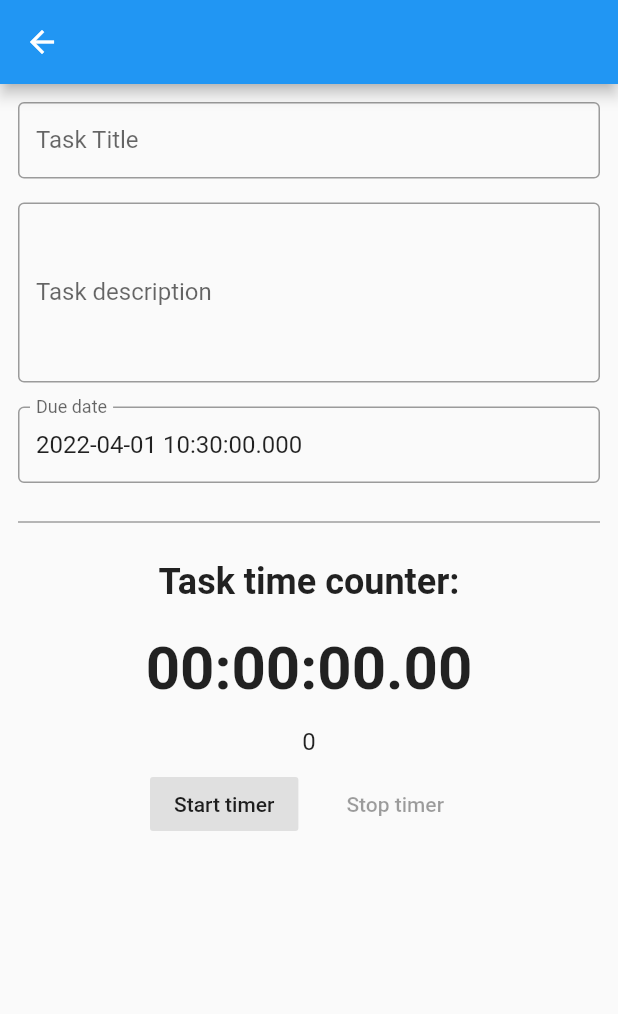
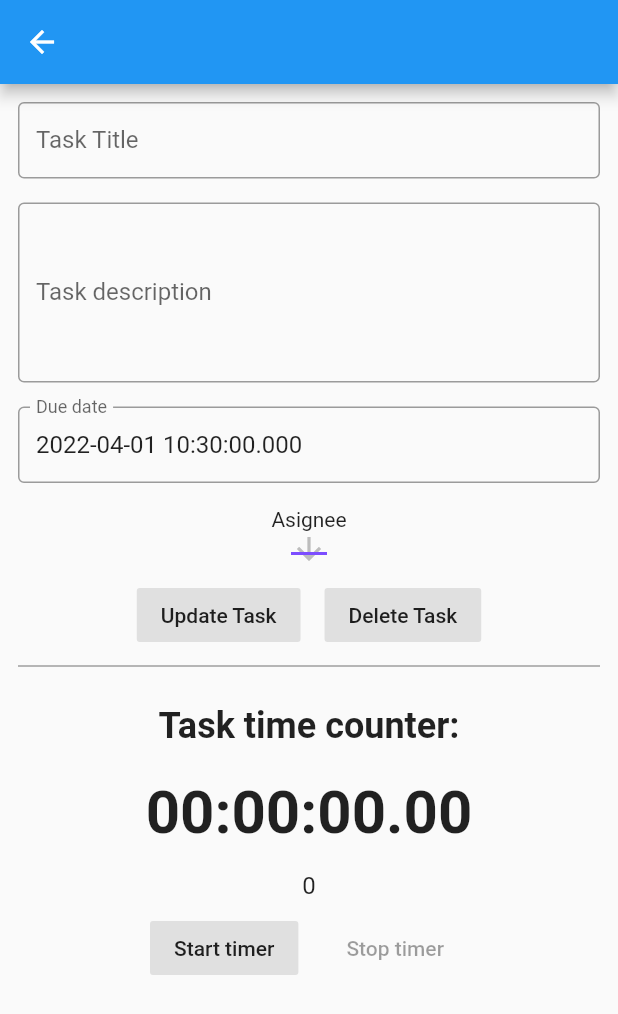
Before and after one commit to darkoskerlevski/employee-time-management-flutter, a Flutter app: the TaskDetailsScreen screen opened directly with empty values, on a phone screen of 412 x 824 dp. Shown: the top 1014 px of the screen. Run offline on Flutter 3.47's test engine with Material 2 defaults, Android fonts, the phone set to English and light mode, and no system bars; our stand-ins replace firebase_auth, firebase_core, firebase_database, flutter_bloc, nanoid, stop_watch_timer; missing offline and left inert: wc_flutter_share; accounts and stored records are empty; Roboto replaces fonts that are missing (Helvetica).

Commit message:
update/delete task finished

```diff
--- a/lib/screens/RemovedTasks.dart
+++ b/lib/screens/RemovedTasks.dart
@@ -67,7 +67,7 @@ class _RemovedTasksScreenState extends State<RemovedTasksScreen> {
         title: const Text('Removed Tasks'),
       ),
       body: ListView(
-        children: [for (Task task in myTasks) CustomCard(task: task)],
+        children: [for (Task task in myTasks) CustomCard(task: task, user: widget.user, removed: true)],
       )
     );
   }
--- a/lib/screens/all_tasks_screen.dart
+++ b/lib/screens/all_tasks_screen.dart
@@ -80,7 +80,7 @@ class _AllTasksScreenState extends State<AllTasksScreen> {
         ]
       ),
       body: ListView(
-        children: [for (Task task in myTasks) CustomCard(task: task)],
+        children: [for (Task task in myTasks) CustomCard(task: task, user: widget.user, removed: false,)],
       ),
       floatingActionButton: FloatingActionButton(
         onPressed: () => {_addItemFunction(context)},
--- a/lib/screens/my_tasks_screen.dart
+++ b/lib/screens/my_tasks_screen.dart
@@ -68,7 +68,7 @@ class _MyTasksScreenState extends State<MyTasksScreen> {
         body: ListView(
           children: [
             for (Task task in myTasks)
-              CustomCard(task: task)
+              CustomCard(task: task, user: widget.user, removed: false)
           ],
         ),
         floatingActionButton: FloatingActionButton(
--- a/lib/screens/task_details_screen.dart
+++ b/lib/screens/task_details_screen.dart
@@ -1,13 +1,19 @@
 import 'package:etm_flutter/service/TaskService.dart';
+import 'package:etm_flutter/service/UserService.dart';
+import 'package:firebase_auth/firebase_auth.dart';
 import 'package:flutter/material.dart';
 import '../components/button.dart';
 import '../model/Task.dart';
 import 'package:intl/intl.dart';
 import 'package:stop_watch_timer/stop_watch_timer.dart';
 
+import '../model/user.dart';
+
 class TaskDetailsScreen extends StatefulWidget {
   Task task;
-  TaskDetailsScreen({required this.task});
+  User user;
+  bool removed;
+  TaskDetailsScreen({required this.task, required this.user, required this.removed});
 
   @override
   _TaskDetailsScreenState createState() => _TaskDetailsScreenState();
@@ -15,19 +21,8 @@ class TaskDetailsScreen extends StatefulWidget {
 
 class _TaskDetailsScreenState extends State<TaskDetailsScreen> {
 
-  // late final stopwatchViewModel = DPStopwatchViewModel(
-  //   startWithTenMilliseconds: widget.task.timeSpent,
-  //   clockTextStyle: const TextStyle(
-  //     color: Colors.black,
-  //     fontSize: 32,
-  //   ),
-  // );
-
   final stopWatchTimer = StopWatchTimer(
     mode: StopWatchMode.countUp,
-    // onChange: (value) => print('onChange $value'),
-    // onChangeRawSecond: (value) => print('onChangeRawSecond $value'),
-    // onChangeRawMinute: (value) => print('onChangeRawMinute $value'),
   );
 
   final taskTitleController = new TextEditingController();
@@ -36,6 +31,8 @@ class _TaskDetailsScreenState extends State<TaskDetailsScreen> {
   var myFormat = DateFormat('yyyy-MM-dd');
   bool _isButtonDisabled = false;
   int totalTime = 0;
+  String dropdownValue="";
+  List<CustomUser> users = [];
 
 
   @override
@@ -43,6 +40,17 @@ class _TaskDetailsScreenState extends State<TaskDetailsScreen> {
     taskTitleController.text = widget.task.title;
     taskDescriptionContoller.text = widget.task.description;
     taskDueDateController.text = widget.task.by.toString();
+    UserService.getUserEmail(widget.task.allocatedTo).then((value) => {
+      dropdownValue = value
+    });
+    UserService.worksFor(widget.user.uid).then((value1) => {
+      UserService.listUsers(value1).then((value2) {
+        setState(() {
+        users = value2;
+        dropdownValue = widget.task.allocatedTo;
+        });
+      })
+    });
     checkIfTimerIsAlreadyPressed();
     super.initState();
   }
@@ -143,6 +151,73 @@ class _TaskDetailsScreenState extends State<TaskDetailsScreen> {
                     readOnly: true,
                   ),
                   SizedBox(height: 16,),
+                  Text(
+                    "Asignee"
+                  ),
+                  DropdownButton<String>(
+                    value: dropdownValue,
+                    icon: const Icon(Icons.arrow_downward),
+                    elevation: 16,
+                    style: const TextStyle(color: Colors.deepPurple),
+                    underline: Container(
+                      height: 2,
+                      color: Colors.deepPurpleAccent,
+                    ),
+                    onChanged: (String? newValue) {
+                      setState(() {
+                        dropdownValue = newValue!;
+                      });
+                    },
+                    items: users.map<DropdownMenuItem<String>>((CustomUser value) {
+                      String email = value.Email;
+                      return DropdownMenuItem<String>(
+                        value: value.id,
+                        child: Text(email),
+                      );
+                    }).toList(),
+                  ),
+                  SizedBox(height: 8,),
+                  Row(
+                    mainAxisAlignment: MainAxisAlignment.center,
+                    crossAxisAlignment: CrossAxisAlignment.center,
+                    children: <Widget>[
+                      TextButton(
+                        style: raisedButtonStyle,
+                        onPressed: () {
+                          TaskService.updateTask(widget.task.id, taskTitleController.text, taskDescriptionContoller.text, taskDueDateController.text, dropdownValue);
+                        },
+                        child: Text('Update Task'),
+                      ),
+                      SizedBox(
+                        width: 16,
+                      ),
+                      if (widget.removed)
+                        TextButton(
+                          style: raisedButtonStyle,
+                          onPressed: () {
+                            TaskService.restoreTask(widget.task.id);
+                            ScaffoldMessenger.of(context).showSnackBar(SnackBar(
+                              content: Text("Task restored"),
+                            ));
+                            Navigator.pop(context);
+                          },
+                          child: Text('Restore Task'),
+                      )
+                      else
+                        TextButton(
+                          style: raisedButtonStyle,
+                          onPressed: () {
+                            TaskService.deleteTask(widget.task.id);
+                            ScaffoldMessenger.of(context).showSnackBar(SnackBar(
+                              content: Text("Task deleted"),
+                            ));
+                            Navigator.pop(context);
+                          },
+                          child: Text('Delete Task'),
+                        )
+                    ],
+                  ),
+
                   const Divider(
                     height: 20,
                     thickness: 1,
--- a/lib/widgets/Card.dart
+++ b/lib/widgets/Card.dart
@@ -6,7 +6,9 @@ import '../model/Task.dart';
 
 class CustomCard extends StatelessWidget{
   Task task;
-  CustomCard({required this.task});
+  User user;
+  bool removed;
+  CustomCard({required this.task, required this.user, required this.removed});
 
   @override
   Widget build(BuildContext context) {
@@ -37,7 +39,7 @@ class CustomCard extends StatelessWidget{
             children: [
               TextButton(
                   onPressed: () {
-                    Navigator.of(context).push(MaterialPageRoute(builder: (context) => TaskDetailsScreen(task: task)));
+                    Navigator.of(context).push(MaterialPageRoute(builder: (context) => TaskDetailsScreen(task: task, user: user, removed: removed)));
                   },
                   child: const Text('Open Task', style: TextStyle(color: Colors.blue))
               )
```
Also changed, not shown: lib/service/TaskService.dart (+10 -0 lines).
